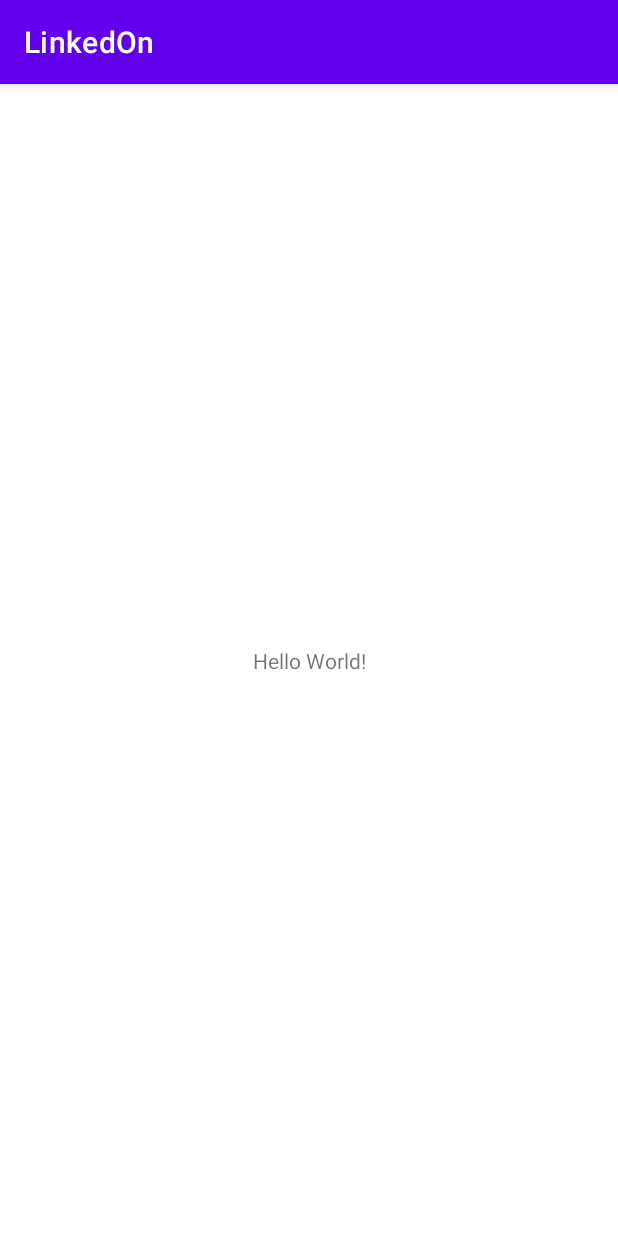
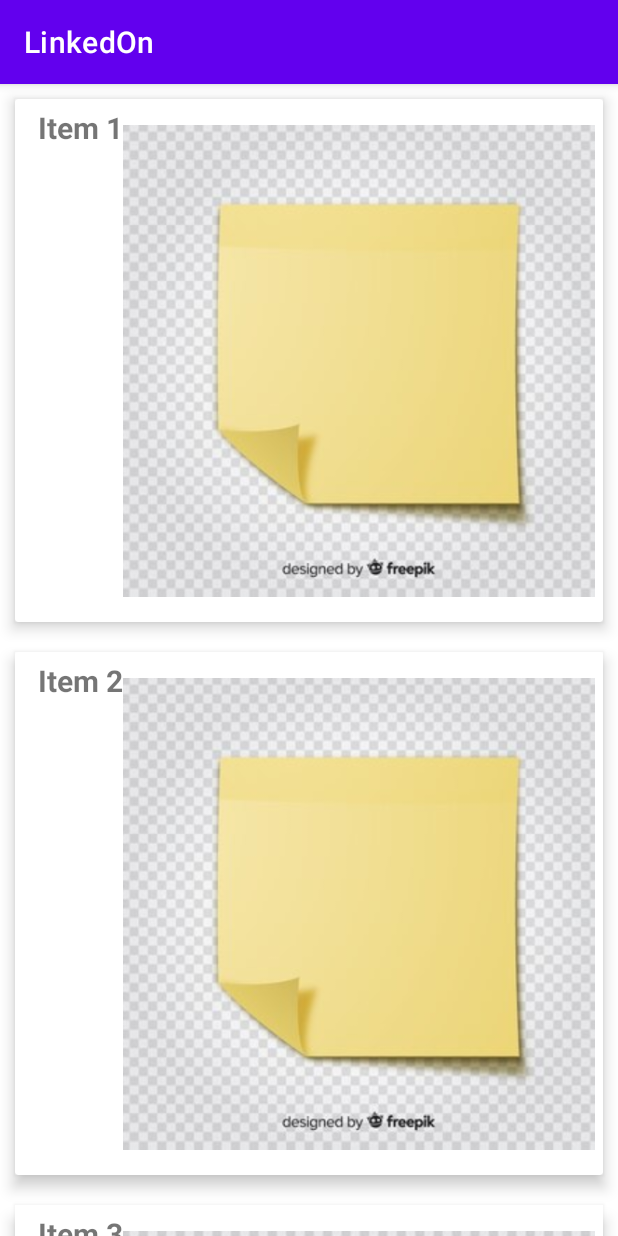
Before and after one commit to ahadhri9/LinkedOn, an Android app: the screen it shows after launch (MainActivity), on a phone screen of 412 x 824 dp. Run offline under Robolectric (Android 15) with nearby library versions, the phone set to English and light mode, and no system bars.

Commit message:
second commit

```diff
--- a/app/build.gradle
+++ b/app/build.gradle
@@ -29,6 +29,9 @@ android {
     kotlinOptions {
         jvmTarget = '1.8'
     }
+    buildFeatures{
+        viewBinding = true
+    }
 }
 
 dependencies {
@@ -40,4 +43,8 @@ dependencies {
     testImplementation 'junit:junit:4.+'
     androidTestImplementation 'androidx.test.ext:junit:1.1.3'
     androidTestImplementation 'androidx.test.espresso:espresso-core:3.4.0'
+    // for adding recyclerview
+    implementation 'androidx.recyclerview:recyclerview:1.2.1'
+    // for adding cardview
+    implementation 'androidx.cardview:cardview:1.0.0'
 }
--- /dev/null
+++ b/app/src/main/java/fr/isen/hadhri/linkedon/CustomAdapter.kt
@@ -0,0 +1,46 @@
+package fr.isen.hadhri.linkedon
+
+import android.view.LayoutInflater
+import android.view.View
+import android.view.ViewGroup
+import android.widget.ImageView
+import android.widget.TextView
+import androidx.recyclerview.widget.RecyclerView
+
+class CustomAdapter(private val mList: List<ItemsViewModel>) : RecyclerView.Adapter<CustomAdapter.ViewHolder>() {
+
+    // create new views
+    override fun onCreateViewHolder(parent: ViewGroup, viewType: Int): ViewHolder {
+        // inflates the card_view_design view
+        // that is used to hold list item
+        val view = LayoutInflater.from(parent.context)
+            .inflate(R.layout.card_view_design, parent, false)
+
+        return ViewHolder(view)
+    }
+
+    // binds the list items to a view
+    override fun onBindViewHolder(holder: ViewHolder, position: Int) {
+
+        val ItemsViewModel = mList[position]
+
+        // sets the image to the imageview from our itemHolder class
+        holder.imageView.setImageResource(ItemsViewModel.image)
+
+        // sets the text to the textview from our itemHolder class
+        holder.textView.text = ItemsViewModel.text
+
+    }
+
+    // return the number of the items in the list
+    override fun getItemCount(): Int {
+        return mList.size
+    }
+
+    // Holds the views for adding it to image and text
+    class ViewHolder(ItemView: View) : RecyclerView.ViewHolder(ItemView) {
+        val imageView: ImageView = itemView.findViewById(R.id.imageView)
+        val textView: TextView = itemView.findViewById(R.id.textView)
+
+    }
+}
--- /dev/null
+++ b/app/src/main/java/fr/isen/hadhri/linkedon/ItemsViewModel.kt
@@ -0,0 +1,4 @@
+package fr.isen.hadhri.linkedon
+
+data class ItemsViewModel(val image: Int, val text: String) {
+}
--- a/app/src/main/java/fr/isen/hadhri/linkedon/MainActivity.kt
+++ b/app/src/main/java/fr/isen/hadhri/linkedon/MainActivity.kt
@@ -1,11 +1,35 @@
 package fr.isen.hadhri.linkedon
 
+import android.os.Bundle
 import androidx.appcompat.app.AppCompatActivity
-import android.os.Bundle
+import androidx.recyclerview.widget.LinearLayoutManager
+import androidx.recyclerview.widget.RecyclerView
 
 class MainActivity : AppCompatActivity() {
     override fun onCreate(savedInstanceState: Bundle?) {
         super.onCreate(savedInstanceState)
         setContentView(R.layout.activity_main)
+
+        // getting the recyclerview by its id
+        val recyclerview = findViewById<RecyclerView>(R.id.recyclerview)
+
+        // this creates a vertical layout Manager
+        recyclerview.layoutManager = LinearLayoutManager(this)
+
+        // ArrayList of class ItemsViewModel
+        val data = ArrayList<ItemsViewModel>()
+
+        // This loop will create 20 Views containing
+        // the image with the count of view
+        for (i in 1..20) {
+            data.add(ItemsViewModel(R.drawable.postit, "Item " + i))
+        }
+
+        // This will pass the ArrayList to our Adapter
+        val adapter = CustomAdapter(data)
+
+        // Setting the Adapter with the recyclerview
+        recyclerview.adapter = adapter
+
     }
 }
--- /dev/null
+++ b/app/src/main/res/drawable/ic_baseline_folder_24.xml
@@ -0,0 +1,4 @@
+<?xml version="1.0" encoding="utf-8"?>
+<selector xmlns:android="http://schemas.android.com/apk/res/android">
+
+</selector>
--- a/app/src/main/res/layout/activity_main.xml
+++ b/app/src/main/res/layout/activity_main.xml
@@ -1,18 +1,17 @@
 <?xml version="1.0" encoding="utf-8"?>
-<androidx.constraintlayout.widget.ConstraintLayout xmlns:android="http://schemas.android.com/apk/res/android"
-    xmlns:app="http://schemas.android.com/apk/res-auto"
+<LinearLayout
+    xmlns:android="http://schemas.android.com/apk/res/android"
     xmlns:tools="http://schemas.android.com/tools"
     android:layout_width="match_parent"
     android:layout_height="match_parent"
+    android:orientation="vertical"
     tools:context=".MainActivity">
 
-    <TextView
-        android:layout_width="wrap_content"
-        android:layout_height="wrap_content"
-        android:text="Hello World!"
-        app:layout_constraintBottom_toBottomOf="parent"
-        app:layout_constraintLeft_toLeftOf="parent"
-        app:layout_constraintRight_toRightOf="parent"
-        app:layout_constraintTop_toTopOf="parent" />
+    <androidx.recyclerview.widget.RecyclerView
+        android:id="@+id/recyclerview"
+        android:layout_width="match_parent"
+        android:layout_height="match_parent"
+        tools:itemCount="5"
+        tools:listitem="@layout/card_view_design" />
 
-</androidx.constraintlayout.widget.ConstraintLayout>
+</LinearLayout>
--- /dev/null
+++ b/app/src/main/res/layout/card_view_design.xml
@@ -0,0 +1,34 @@
+<?xml version="1.0" encoding="utf-8"?>
+<androidx.cardview.widget.CardView xmlns:android="http://schemas.android.com/apk/res/android"
+    xmlns:app="http://schemas.android.com/apk/res-auto"
+    android:layout_width="match_parent"
+    android:layout_height="wrap_content"
+    android:layout_margin="10dp"
+    app:cardElevation="6dp">
+
+    <LinearLayout
+        android:layout_width="match_parent"
+        android:layout_height="wrap_content"
+        android:orientation="horizontal"
+        android:padding="5dp">
+
+        <TextView
+            android:id="@+id/textView"
+            android:layout_width="wrap_content"
+            android:layout_height="wrap_content"
+            android:layout_marginStart="10dp"
+            android:layout_marginLeft="15dp"
+            android:text="Item"
+            android:textSize="20sp"
+            android:textStyle="bold" />
+
+        <ImageView
+            android:id="@+id/imageView"
+            android:layout_width="wrap_content"
+            android:layout_height="wrap_content"
+            android:layout_weight="1"
+            app:srcCompat="@drawable/postit" />
+
+    </LinearLayout>
+
+</androidx.cardview.widget.CardView>
```
Also changed, not shown: app/src/main/res/drawable/postit.jpg (added).
